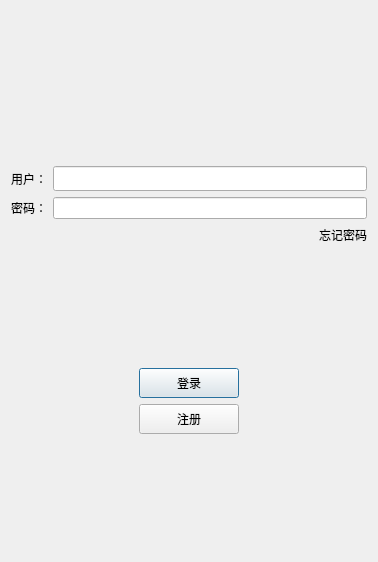
Old version of the form logindialog.ui in the repository TransistorCat/MyChat.
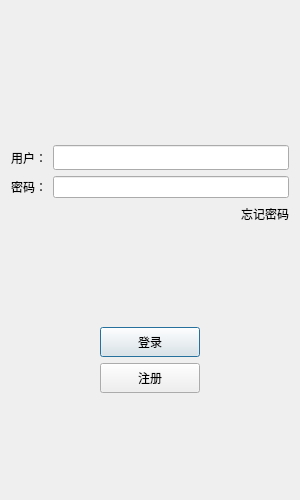
New version of the form. Icons and pictures are not drawn.

```diff
--- a/logindialog.ui
+++ b/logindialog.ui
@@ -6,8 +6,8 @@
    <rect>
     <x>0</x>
     <y>0</y>
-    <width>378</width>
-    <height>562</height>
+    <width>300</width>
+    <height>500</height>
    </rect>
   </property>
   <property name="windowTitle">
```
